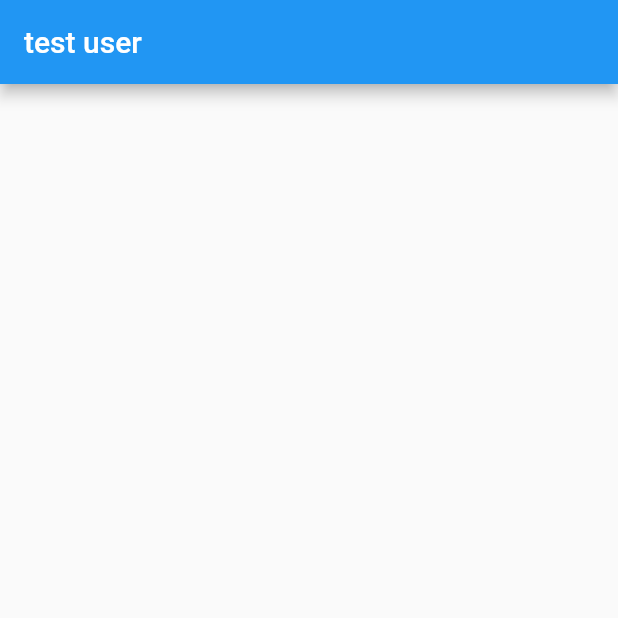
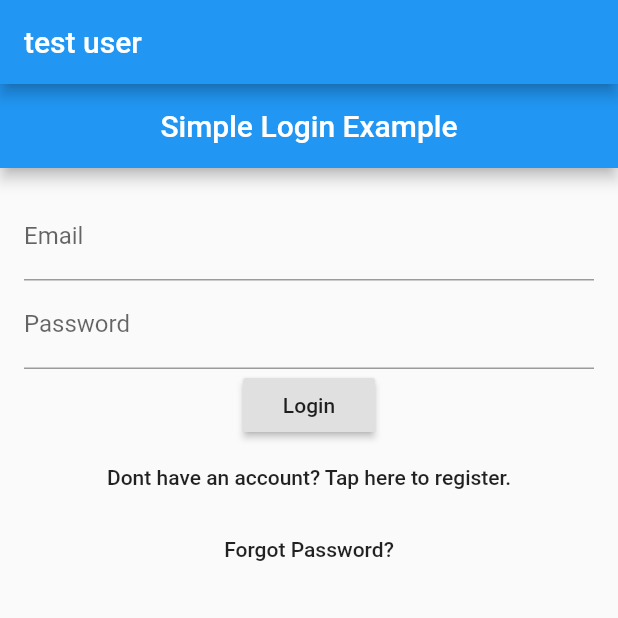
Before and after one commit to diyarfaraj/perial_client, a Flutter app: the screen it shows after launch, on a phone screen of 412 x 824 dp, the top half of it. Run offline on Flutter 3.47's test engine with Material 2 defaults, Android fonts, the phone set to English and light mode, and no system bars; network calls fail.

Commit message:
added login page and method

```diff
--- a/lib/DataLayer/DataService.dart
+++ b/lib/DataLayer/DataService.dart
@@ -3,8 +3,11 @@ import 'dart:developer';
 import 'dart:io';
 
 import 'package:http/http.dart' as http;
+import 'package:perial/DataLayer/Models/User.dart';
 
 class DataService {
+  var baseURL = "http://192.168.0.22:53736/api/";
+
   static Future<String> getUsers() async {
     try {
       var response = await http.get("http://192.168.0.22:53736/api/users");
@@ -17,4 +20,14 @@ class DataService {
       return null;
     }
   }
+
+  Future<bool> login(String username, String password) async {
+    try {
+      var data = {"userName": username, "password": password};
+      var response = await http.post(baseURL, body: data);
+    } catch (e) {
+      print(e.toString());
+      return false;
+    }
+  }
 }
--- a/lib/DataLayer/Models/User.dart
+++ b/lib/DataLayer/Models/User.dart
@@ -5,13 +5,11 @@ User userFromJson(String str) => User.fromJson(json.decode(str));
 String userToJson(User data) => json.encode(data.toJson());
 
 class User {
-  User({
-    this.id,
-    this.userName,
-  });
-
   int id;
   String userName;
+  String password;
+
+  User({this.id, this.userName, this.password});
 
   static List<User> parseList(List<dynamic> json) {
     List<User> data = new List<User>();
@@ -23,12 +21,8 @@ class User {
   }
 
   factory User.fromJson(Map<String, dynamic> json) => User(
-        id: json["id"],
-        userName: json["userName"],
-      );
+      id: json["id"], userName: json["userName"], password: json["password"]);
 
-  Map<String, dynamic> toJson() => {
-        "Id": id,
-        "UserName": userName,
-      };
+  Map<String, dynamic> toJson() =>
+      {"Id": id, "UserName": userName, "Password": password};
 }
--- a/lib/Screens/HomeScreen.dart
+++ b/lib/Screens/HomeScreen.dart
@@ -1,6 +1,7 @@
 import 'package:flutter/material.dart';
 import 'package:perial/DataLayer/Models/User.dart';
 import 'package:perial/DataLayer/Operations.dart';
+import 'package:perial/Screens/LogInScreen.dart';
 
 class HomeScreen extends StatefulWidget {
   @override
@@ -31,17 +32,18 @@ class _HomeScreenState extends State<HomeScreen> {
   @override
   Widget build(BuildContext context) {
     return Scaffold(
-      appBar: AppBar(
-        title: Text("test user"),
-      ),
-      body: Center(
+        appBar: AppBar(
+          title: Text("test user"),
+        ),
+        body:
+            LoginPage() /* Center(
         child: ListView.builder(
           itemCount: users.length,
           itemBuilder: (context, index) {
             return Text(users[index].userName);
           },
         ),
-      ),
-    );
+      ), */
+        );
   }
 }
--- /dev/null
+++ b/lib/Screens/LogInScreen.dart
@@ -0,0 +1,147 @@
+import 'package:flutter/material.dart';
+
+class LoginPage extends StatefulWidget {
+  @override
+  State<StatefulWidget> createState() => new _LoginPageState();
+}
+
+// Used for controlling whether the user is loggin or creating an account
+enum FormType { login, register }
+
+class _LoginPageState extends State<LoginPage> {
+  final TextEditingController _emailFilter = new TextEditingController();
+  final TextEditingController _passwordFilter = new TextEditingController();
+  String _email = "";
+  String _password = "";
+  FormType _form = FormType
+      .login; // our default setting is to login, and we should switch to creating an account when the user chooses to
+
+  _LoginPageState() {
+    _emailFilter.addListener(_emailListen);
+    _passwordFilter.addListener(_passwordListen);
+  }
+
+  void _emailListen() {
+    if (_emailFilter.text.isEmpty) {
+      _email = "";
+    } else {
+      _email = _emailFilter.text;
+    }
+  }
+
+  void _passwordListen() {
+    if (_passwordFilter.text.isEmpty) {
+      _password = "";
+    } else {
+      _password = _passwordFilter.text;
+    }
+  }
+
+  // Swap in between our two forms, registering and logging in
+  void _formChange() async {
+    setState(() {
+      if (_form == FormType.register) {
+        _form = FormType.login;
+      } else {
+        _form = FormType.register;
+      }
+    });
+  }
+
+  @override
+  Widget build(BuildContext context) {
+    return new Scaffold(
+      appBar: _buildBar(context),
+      body: new Container(
+        padding: EdgeInsets.all(16.0),
+        child: new Column(
+          children: <Widget>[
+            _buildTextFields(),
+            _buildButtons(),
+          ],
+        ),
+      ),
+    );
+  }
+
+  Widget _buildBar(BuildContext context) {
+    return new AppBar(
+      title: new Text("Simple Login Example"),
+      centerTitle: true,
+    );
+  }
+
+  Widget _buildTextFields() {
+    return new Container(
+      child: new Column(
+        children: <Widget>[
+          new Container(
+            child: new TextField(
+              controller: _emailFilter,
+              decoration: new InputDecoration(labelText: 'Email'),
+            ),
+          ),
+          new Container(
+            child: new TextField(
+              controller: _passwordFilter,
+              decoration: new InputDecoration(labelText: 'Password'),
+              obscureText: true,
+            ),
+          )
+        ],
+      ),
+    );
+  }
+
+  Widget _buildButtons() {
+    if (_form == FormType.login) {
+      return new Container(
+        child: new Column(
+          children: <Widget>[
+            new RaisedButton(
+              child: new Text('Login'),
+              onPressed: _loginPressed,
+            ),
+            new FlatButton(
+              child: new Text('Dont have an account? Tap here to register.'),
+              onPressed: _formChange,
+            ),
+            new FlatButton(
+              child: new Text('Forgot Password?'),
+              onPressed: _passwordReset,
+            )
+          ],
+        ),
+      );
+    } else {
+      return new Container(
+        child: new Column(
+          children: <Widget>[
+            new RaisedButton(
+              child: new Text('Create an Account'),
+              onPressed: _createAccountPressed,
+            ),
+            new FlatButton(
+              child: new Text('Have an account? Click here to login.'),
+              onPressed: _formChange,
+            )
+          ],
+        ),
+      );
+    }
+  }
+
+  // These functions can self contain any user auth logic required, they all have access to _email and _password
+
+  void _loginPressed() {
+    print('The user wants to login with $_email and $_password');
+  }
+
+  void _createAccountPressed() {
+    print('The user wants to create an accoutn with $_email and $_password');
+  }
+
+  void _passwordReset() {
+    print("The user wants a password reset request sent to $_email");
+  }
+}
```
